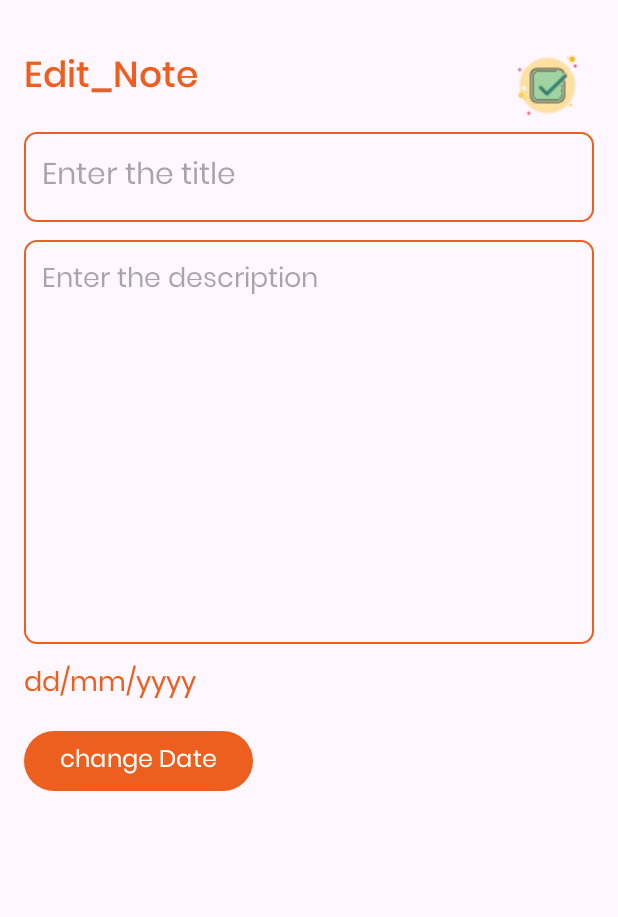
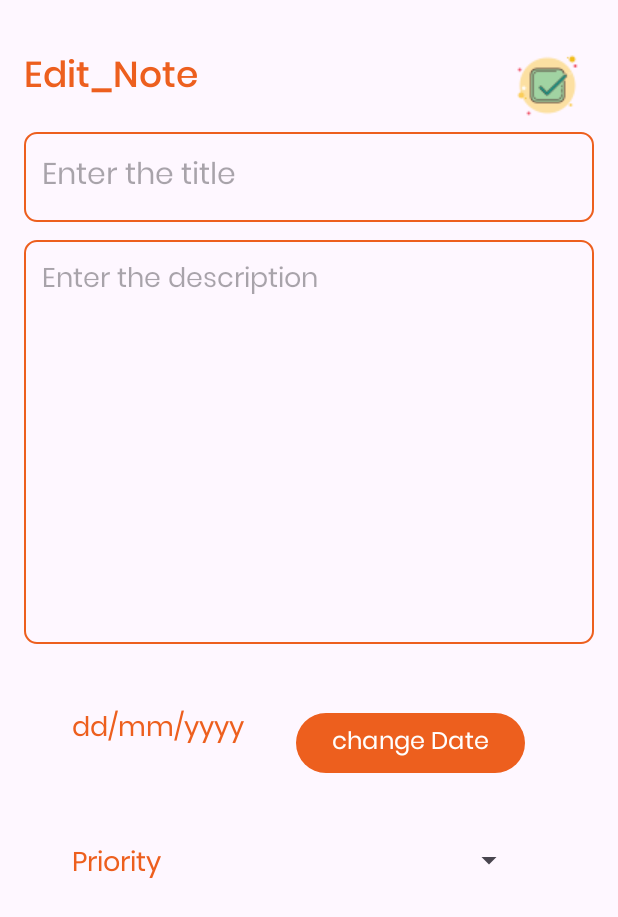
Before and after one commit to KavindiPathiraja/Task-Management-App, an Android app: the UpdateNoteActivity screen opened directly, with no data from a screen before it, on a phone screen of 412 x 824 dp. Shown: the top 917 px of the screen. Run offline under Robolectric (Android 15) with nearby library versions, the phone set to English and light mode, and no system bars; 1 statement that could not run was skipped.

```diff
--- a/app/src/main/res/layout/activity_update_note.xml
+++ b/app/src/main/res/layout/activity_update_note.xml
@@ -64,16 +64,41 @@
         android:textColor="@color/orange"
         android:fontFamily="@font/poppins"
         android:layout_below="@+id/updateContentEditText"
-        android:layout_marginTop="12dp"/>
+        android:layout_marginTop="42dp"
+        android:layout_marginStart="32dp"/>
 
 
     <Button
         android:id="@+id/updateButtonDate"
         android:layout_width="wrap_content"
         android:layout_height="wrap_content"
-        android:layout_below="@+id/updateTextDate"
-        android:layout_marginTop="12dp"
+        android:layout_alignTop="@+id/updateTextDate"
+        android:layout_alignParentEnd="true"
+        android:layout_marginEnd="46dp"
         android:text="change Date"
+        android:textSize="16sp"
+        android:textColor="@color/white"
+        android:fontFamily="@font/poppins"/>
+
+    <TextView
+        android:id="@+id/priorityText"
+        android:layout_width="wrap_content"
+        android:layout_height="wrap_content"
+        android:text="Priority"
+        android:textSize="18sp"
+        android:textColor="@color/orange"
+        android:fontFamily="@font/poppins"
+        android:layout_below="@+id/updateButtonDate"
+        android:layout_marginTop="42dp"
+        android:layout_marginStart="32dp"/>
+
+    <Spinner
+        android:id="@+id/updatePriority"
+        android:layout_width="wrap_content"
+        android:layout_height="wrap_content"
+        android:layout_alignTop="@id/priorityText"
+        android:layout_alignParentEnd="true"
+        android:layout_marginEnd="46dp"
         android:textSize="16sp"
         android:textColor="@color/white"
         android:fontFamily="@font/poppins"/>
```
Also changed, not shown: app/src/main/java/com/example/taskmanagementapp/UpdateNoteActivity.kt (+10 -0 lines), app/src/main/res/layout/activity_add_note.xml (+10 -6 lines).
